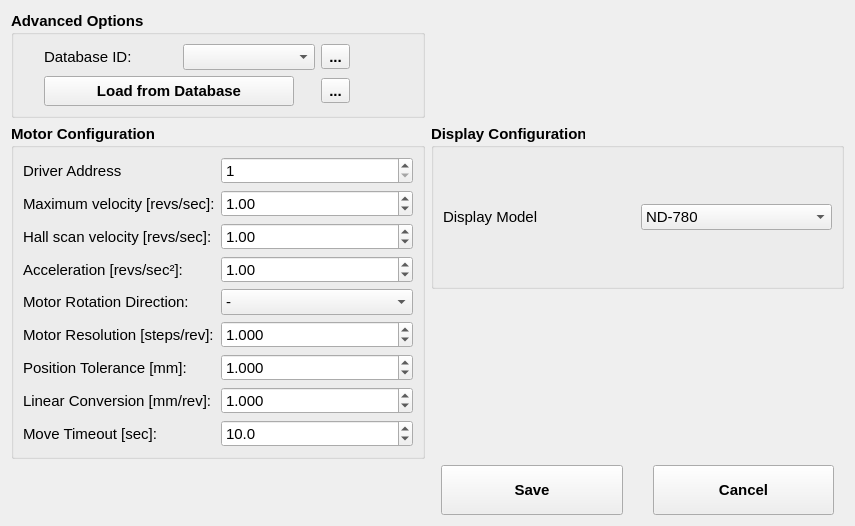
Above: deltabench/gui/ui/advancedoptionswidget.ui from lnls-ima/delta-assembly-bench before the change. Below: the same form after it.
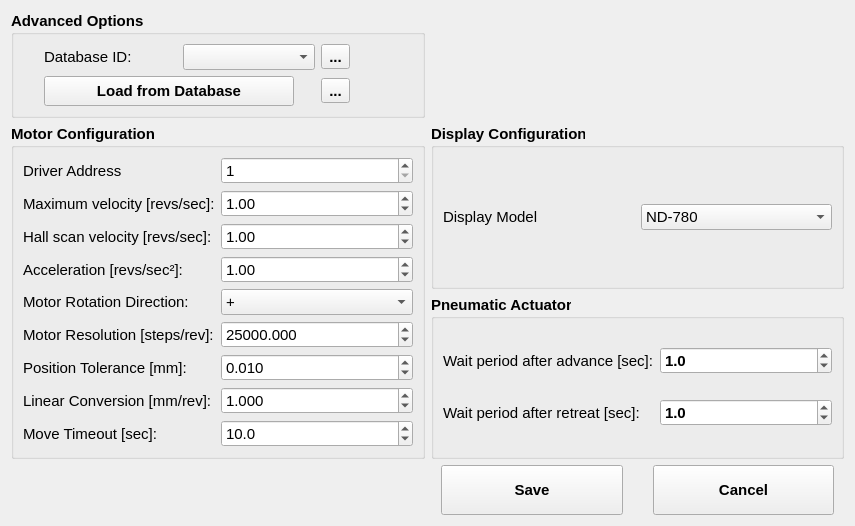
That is the form after the change. Icons and pictures are not drawn.

Commit message:
Make pneumatic actuator wait time user configurable
Add two parameters to advanced options dialog to set
pneumatic actuator advance and retreat wait periods.

These wait periods are useful to guarantee that the actuator
stabilizes before taking a reading or starting motion.

```diff
--- a/deltabench/gui/ui/advancedoptionswidget.ui
+++ b/deltabench/gui/ui/advancedoptionswidget.ui
@@ -354,7 +354,7 @@
          </font>
         </property>
         <property name="currentIndex">
-         <number>1</number>
+         <number>0</number>
         </property>
         <item>
          <property name="text">
@@ -434,7 +434,7 @@
          <double>1000000.000000000000000</double>
         </property>
         <property name="value">
-         <double>1.000000000000000</double>
+         <double>25000.000000000000000</double>
         </property>
        </widget>
       </item>
@@ -516,7 +516,7 @@
          <double>999.000000000000000</double>
         </property>
         <property name="value">
-         <double>1.000000000000000</double>
+         <double>0.010000000000000</double>
         </property>
        </widget>
       </item>
@@ -591,6 +591,79 @@
      </layout>
     </widget>
    </item>
+   <item row="2" column="1">
+    <widget class="QGroupBox" name="gb_display_2">
+     <property name="font">
+      <font>
+       <weight>75</weight>
+       <bold>true</bold>
+      </font>
+     </property>
+     <property name="title">
+      <string>Pneumatic Actuator</string>
+     </property>
+     <layout class="QGridLayout" name="gridLayout_9">
+      <item row="0" column="1">
+       <widget class="QDoubleSpinBox" name="sbd_pneumatic_advance_wait">
+        <property name="decimals">
+         <number>1</number>
+        </property>
+        <property name="minimum">
+         <double>0.500000000000000</double>
+        </property>
+        <property name="maximum">
+         <double>10.000000000000000</double>
+        </property>
+        <property name="value">
+         <double>1.000000000000000</double>
+        </property>
+       </widget>
+      </item>
+      <item row="0" column="0">
+       <widget class="QLabel" name="label_19">
+        <property name="font">
+         <font>
+          <weight>50</weight>
+          <bold>false</bold>
+         </font>
+        </property>
+        <property name="text">
+         <string>Wait period after advance [sec]:</string>
+        </property>
+       </widget>
+      </item>
+      <item row="1" column="0">
+       <widget class="QLabel" name="label_20">
+        <property name="font">
+         <font>
+          <weight>50</weight>
+          <bold>false</bold>
+         </font>
+        </property>
+        <property name="text">
+         <string>Wait period after retreat [sec]:</string>
+        </property>
+       </widget>
+      </item>
+      <item row="1" column="1">
+       <widget class="QDoubleSpinBox" name="sbd_pneumatic_retreat_wait">
+        <property name="decimals">
+         <number>1</number>
+        </property>
+        <property name="minimum">
+         <double>0.500000000000000</double>
+        </property>
+        <property name="maximum">
+         <double>10.000000000000000</double>
+        </property>
+        <property name="value">
+         <double>1.000000000000000</double>
+        </property>
+       </widget>
+      </item>
+     </layout>
+    </widget>
+   </item>
   </layout>
  </widget>
  <resources/>
```
The commit also changes 5 other files.
